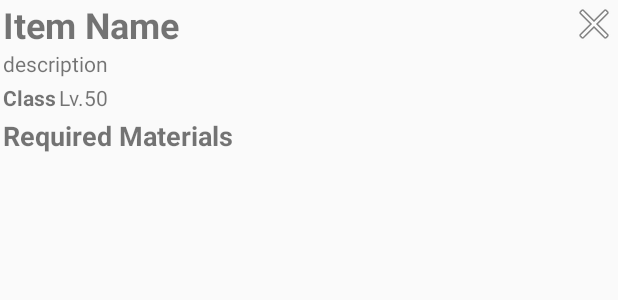
After one commit to reinaRHL/craftersNote, an Android app: the layout dialog_custom_layout.xml on its own in the app's theme, with its tools: preview values and no code run, on a phone screen of 412 x 824 dp. The commit adds this screen. Shown: the top 300 px of the screen. Run offline under Robolectric (Android 15) with nearby library versions, the phone set to English and light mode, and no system bars.

Commit message:
Dialog will appear when uer clicks detail button on search results

```diff
--- /dev/null
+++ b/app/src/main/res/layout/dialog_custom_layout.xml
@@ -0,0 +1,73 @@
+<?xml version="1.0" encoding="utf-8"?>
+<RelativeLayout xmlns:android="http://schemas.android.com/apk/res/android"
+    xmlns:app="http://schemas.android.com/apk/res-auto"
+    android:layout_width="match_parent"
+    android:layout_height="match_parent"
+    android:paddingLeft="2dp">
+
+    <TextView
+        android:id="@+id/itemNameDetail"
+        android:layout_width="wrap_content"
+        android:layout_height="wrap_content"
+        android:layout_alignParentStart="true"
+        android:layout_alignParentTop="true"
+        android:text="Item Name"
+        android:textSize="24sp"
+        android:textStyle="bold" />
+
+    <TextView
+        android:id="@+id/itemDescDetail"
+        android:layout_width="wrap_content"
+        android:layout_height="wrap_content"
+        android:layout_alignParentStart="true"
+        android:layout_below="@+id/itemNameDetail"
+        android:text="description" />
+
+    <TextView
+        android:id="@+id/requiredClass"
+        android:layout_width="wrap_content"
+        android:layout_height="wrap_content"
+        android:layout_alignParentStart="true"
+        android:layout_below="@+id/itemDescDetail"
+        android:layout_marginTop="3dp"
+        android:text="Class"
+        android:textStyle="bold" />
+
+    <TextView
+        android:id="@+id/requiredClassLevel"
+        android:layout_width="wrap_content"
+        android:layout_height="wrap_content"
+        android:layout_below="@+id/itemDescDetail"
+        android:layout_marginLeft="2dp"
+        android:layout_marginTop="3dp"
+        android:layout_toEndOf="@+id/requiredClass"
+        android:text="Lv.50" />
+
+    <TextView
+        android:id="@+id/materialLabel"
+        android:layout_width="wrap_content"
+        android:layout_height="wrap_content"
+        android:layout_alignParentStart="true"
+        android:layout_below="@+id/requiredClass"
+        android:layout_marginTop="3dp"
+        android:text="Required Materials"
+        android:textSize="18sp"
+        android:textStyle="bold" />
+
+    <ListView
+        android:id="@+id/requiredMaterialDetail"
+        android:layout_width="match_parent"
+        android:layout_height="wrap_content"
+        android:layout_alignParentStart="true"
+        android:layout_below="@+id/materialLabel" />
+
+    <ImageButton
+        android:id="@+id/closeDialog"
+        android:layout_width="wrap_content"
+        android:layout_height="wrap_content"
+        android:layout_alignParentEnd="true"
+        android:layout_alignParentTop="true"
+        android:background="@android:color/transparent"
+        app:srcCompat="@android:drawable/ic_menu_close_clear_cancel" />
+
+</RelativeLayout>
```
Also changed, not shown: app/src/main/java/com/mp/rena/craftersnote/MyAdapter.java (+88 -30 lines), app/src/main/res/layout/recyler_search_view.xml (+11 -2 lines).
